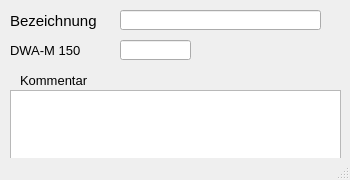
First picture: the form in qkan/forms/qkan_m150_knotenarten.ui, repository SonkeHoffmann/QKan-1, before the edit.
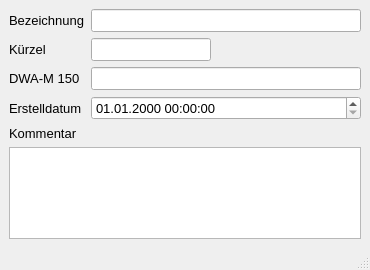
Second picture: the form after the edit. Custom widgets are drawn as their Qt base class.

```diff
--- a/qkan/forms/qkan_m150_knotenarten.ui
+++ b/qkan/forms/qkan_m150_knotenarten.ui
@@ -6,20 +6,26 @@
    <rect>
     <x>0</x>
     <y>0</y>
-    <width>350</width>
-    <height>180</height>
+    <width>370</width>
+    <height>270</height>
    </rect>
   </property>
+  <property name="sizePolicy">
+   <sizepolicy hsizetype="Expanding" vsizetype="Preferred">
+    <horstretch>0</horstretch>
+    <verstretch>0</verstretch>
+   </sizepolicy>
+  </property>
   <property name="minimumSize">
    <size>
-    <width>350</width>
-    <height>180</height>
+    <width>0</width>
+    <height>0</height>
    </size>
   </property>
   <property name="maximumSize">
    <size>
-    <width>500</width>
-    <height>600</height>
+    <width>1000</width>
+    <height>500</height>
    </size>
   </property>
   <property name="font">
@@ -35,141 +41,257 @@
    <enum>Qt::LeftToRight</enum>
   </property>
   <widget class="QWidget" name="centralwidget">
-   <widget class="QLabel" name="label_2">
-    <property name="geometry">
-     <rect>
-      <x>10</x>
-      <y>10</y>
-      <width>121</width>
-      <height>21</height>
-     </rect>
+   <property name="sizePolicy">
+    <sizepolicy hsizetype="Expanding" vsizetype="Preferred">
+     <horstretch>0</horstretch>
+     <verstretch>0</verstretch>
+    </sizepolicy>
+   </property>
+   <layout class="QHBoxLayout" name="horizontalLayout">
+    <property name="spacing">
+     <number>0</number>
     </property>
-    <property name="font">
-     <font>
-      <family>Tahoma</family>
-      <pointsize>11</pointsize>
-     </font>
+    <property name="leftMargin">
+     <number>0</number>
     </property>
-    <property name="text">
-     <string>Bezeichnung</string>
+    <property name="topMargin">
+     <number>0</number>
     </property>
-    <property name="alignment">
-     <set>Qt::AlignLeading|Qt::AlignLeft|Qt::AlignVCenter</set>
+    <property name="rightMargin">
+     <number>0</number>
     </property>
-   </widget>
-   <widget class="QLineEdit" name="bezeichnung">
-    <property name="geometry">
-     <rect>
-      <x>120</x>
-      <y>10</y>
-      <width>201</width>
-      <height>20</height>
-     </rect>
+    <property name="bottomMargin">
+     <number>0</number>
     </property>
-    <property name="toolTip">
-     <string>&lt;html&gt;&lt;head/&gt;&lt;body&gt;&lt;p&gt;Eindeutige Bezeichnung&lt;/p&gt;&lt;/body&gt;&lt;/html&gt;</string>
-    </property>
-    <property name="statusTip">
-     <string>Eindeutige Bezeichnung</string>
-    </property>
-    <property name="text">
-     <string/>
-    </property>
-   </widget>
-   <widget class="QLabel" name="label_4">
-    <property name="geometry">
-     <rect>
-      <x>20</x>
-      <y>70</y>
-      <width>100</width>
-      <height>21</height>
-     </rect>
-    </property>
-    <property name="text">
-     <string>Kommentar</string>
-    </property>
-    <property name="alignment">
-     <set>Qt::AlignLeading|Qt::AlignLeft|Qt::AlignVCenter</set>
-    </property>
-   </widget>
-   <widget class="QTextEdit" name="bemerkung">
-    <property name="geometry">
-     <rect>
-      <x>10</x>
-      <y>90</y>
-      <width>331</width>
-      <height>71</height>
-     </rect>
-    </property>
-    <property name="toolTip">
-     <string>&lt;html&gt;&lt;head/&gt;&lt;body&gt;&lt;p&gt;Platz für eigene Kommentare.&lt;/p&gt;&lt;/body&gt;&lt;/html&gt;</string>
-    </property>
-    <property name="statusTip">
-     <string>Platz für eigene Kommentare.</string>
-    </property>
-   </widget>
-   <widget class="QLineEdit" name="m150">
-    <property name="enabled">
-     <bool>true</bool>
-    </property>
-    <property name="geometry">
-     <rect>
-      <x>120</x>
-      <y>40</y>
-      <width>71</width>
-      <height>20</height>
-     </rect>
-    </property>
-    <property name="font">
-     <font>
-      <family>Tahoma</family>
-      <pointsize>10</pointsize>
-     </font>
-    </property>
-    <property name="toolTip">
-     <string>&lt;html&gt;&lt;head/&gt;&lt;body&gt;&lt;p&gt;Nr. des Entwässerungssystems entspr. Kanal++&lt;/p&gt;&lt;/body&gt;&lt;/html&gt;</string>
-    </property>
-    <property name="statusTip">
-     <string>Nr. des Entwässerungssystems entspr. Kanal++</string>
-    </property>
-    <property name="layoutDirection">
-     <enum>Qt::RightToLeft</enum>
-    </property>
-    <property name="autoFillBackground">
-     <bool>false</bool>
-    </property>
-    <property name="text">
-     <string/>
-    </property>
-    <property name="frame">
-     <bool>true</bool>
-    </property>
-   </widget>
-   <widget class="QLabel" name="label_8">
-    <property name="geometry">
-     <rect>
-      <x>10</x>
-      <y>40</y>
-      <width>101</width>
-      <height>21</height>
-     </rect>
-    </property>
-    <property name="font">
-     <font>
-      <family>Tahoma</family>
-      <pointsize>10</pointsize>
-     </font>
-    </property>
-    <property name="text">
-     <string>&lt;html&gt;&lt;head/&gt;&lt;body&gt;&lt;p&gt;DWA-M 150&lt;/p&gt;&lt;/body&gt;&lt;/html&gt;</string>
-    </property>
-    <property name="alignment">
-     <set>Qt::AlignLeading|Qt::AlignLeft|Qt::AlignVCenter</set>
-    </property>
-   </widget>
+    <item>
+     <widget class="QScrollArea" name="scrollArea">
+      <property name="frameShape">
+       <enum>QFrame::NoFrame</enum>
+      </property>
+      <property name="frameShadow">
+       <enum>QFrame::Plain</enum>
+      </property>
+      <property name="lineWidth">
+       <number>0</number>
+      </property>
+      <property name="widgetResizable">
+       <bool>true</bool>
+      </property>
+      <widget class="QWidget" name="scrollAreaWidgetContents">
+       <property name="geometry">
+        <rect>
+         <x>0</x>
+         <y>0</y>
+         <width>370</width>
+         <height>249</height>
+        </rect>
+       </property>
+       <layout class="QFormLayout" name="formLayout">
+        <item row="0" column="0">
+         <widget class="QLabel" name="label_2">
+          <property name="font">
+           <font>
+            <family>Tahoma</family>
+            <pointsize>10</pointsize>
+           </font>
+          </property>
+          <property name="text">
+           <string>Bezeichnung</string>
+          </property>
+          <property name="alignment">
+           <set>Qt::AlignLeading|Qt::AlignLeft|Qt::AlignVCenter</set>
+          </property>
+         </widget>
+        </item>
+        <item row="0" column="1">
+         <widget class="QLineEdit" name="bezqkan">
+          <property name="toolTip">
+           <string>&lt;html&gt;&lt;head/&gt;&lt;body&gt;&lt;p&gt;Eindeutige Bezeichnung&lt;/p&gt;&lt;/body&gt;&lt;/html&gt;</string>
+          </property>
+          <property name="statusTip">
+           <string>Eindeutige Bezeichnung</string>
+          </property>
+          <property name="text">
+           <string/>
+          </property>
+         </widget>
+        </item>
+        <item row="1" column="0">
+         <widget class="QLabel" name="label_8">
+          <property name="font">
+           <font>
+            <family>Tahoma</family>
+            <pointsize>10</pointsize>
+           </font>
+          </property>
+          <property name="text">
+           <string>&lt;html&gt;&lt;head/&gt;&lt;body&gt;&lt;p&gt;Kürzel&lt;/p&gt;&lt;/body&gt;&lt;/html&gt;</string>
+          </property>
+          <property name="alignment">
+           <set>Qt::AlignLeading|Qt::AlignLeft|Qt::AlignVCenter</set>
+          </property>
+         </widget>
+        </item>
+        <item row="1" column="1">
+         <widget class="QLineEdit" name="kuerzel">
+          <property name="enabled">
+           <bool>true</bool>
+          </property>
+          <property name="sizePolicy">
+           <sizepolicy hsizetype="Preferred" vsizetype="Fixed">
+            <horstretch>0</horstretch>
+            <verstretch>0</verstretch>
+           </sizepolicy>
+          </property>
+          <property name="minimumSize">
+           <size>
+            <width>120</width>
+            <height>0</height>
+           </size>
+          </property>
+          <property name="maximumSize">
+           <size>
+            <width>100</width>
+            <height>16777215</height>
+           </size>
+          </property>
+          <property name="font">
+           <font>
+            <family>Tahoma</family>
+            <pointsize>10</pointsize>
+           </font>
+          </property>
+          <property name="toolTip">
+           <string>&lt;html&gt;&lt;head/&gt;&lt;body&gt;&lt;p&gt;Nr. des Entwässerungssystems entspr. Kanal++&lt;/p&gt;&lt;/body&gt;&lt;/html&gt;</string>
+          </property>
+          <property name="statusTip">
+           <string>Nr. des Entwässerungssystems entspr. Kanal++</string>
+          </property>
+          <property name="layoutDirection">
+           <enum>Qt::RightToLeft</enum>
+          </property>
+          <property name="autoFillBackground">
+           <bool>false</bool>
+          </property>
+          <property name="text">
+           <string/>
+          </property>
+          <property name="frame">
+           <bool>true</bool>
+          </property>
+         </widget>
+        </item>
+        <item row="2" column="0">
+         <widget class="QLabel" name="label_9">
+          <property name="font">
+           <font>
+            <family>Tahoma</family>
+            <pointsize>10</pointsize>
+           </font>
+          </property>
+          <property name="text">
+           <string>&lt;html&gt;&lt;head/&gt;&lt;body&gt;&lt;p&gt;DWA-M 150&lt;/p&gt;&lt;/body&gt;&lt;/html&gt;</string>
+          </property>
+          <property name="alignment">
+           <set>Qt::AlignLeading|Qt::AlignLeft|Qt::AlignVCenter</set>
+          </property>
+         </widget>
+        </item>
+        <item row="2" column="1">
+         <widget class="QLineEdit" name="bezext">
+          <property name="enabled">
+           <bool>true</bool>
+          </property>
+          <property name="font">
+           <font>
+            <family>Tahoma</family>
+            <pointsize>10</pointsize>
+           </font>
+          </property>
+          <property name="toolTip">
+           <string>&lt;html&gt;&lt;head/&gt;&lt;body&gt;&lt;p&gt;Nr. des Entwässerungssystems entspr. Kanal++&lt;/p&gt;&lt;/body&gt;&lt;/html&gt;</string>
+          </property>
+          <property name="statusTip">
+           <string>Nr. des Entwässerungssystems entspr. Kanal++</string>
+          </property>
+          <property name="layoutDirection">
+           <enum>Qt::RightToLeft</enum>
+          </property>
+          <property name="autoFillBackground">
+           <bool>false</bool>
+          </property>
+          <property name="text">
+           <string/>
+          </property>
+          <property name="frame">
+           <bool>true</bool>
+          </property>
+         </widget>
+        </item>
+        <item row="3" column="0">
+         <widget class="QLabel" name="label_71">
+          <property name="font">
+           <font>
+            <family>Tahoma</family>
+            <pointsize>10</pointsize>
+           </font>
+          </property>
+          <property name="text">
+           <string>Erstelldatum</string>
+          </property>
+         </widget>
+        </item>
+        <item row="3" column="1">
+         <widget class="QgsDateTimeEdit" name="createdat">
+          <property name="font">
+           <font>
+            <family>Tahoma</family>
+            <pointsize>10</pointsize>
+           </font>
+          </property>
+          <property name="currentSection">
+           <enum>QDateTimeEdit::DaySection</enum>
+          </property>
+          <property name="displayFormat">
+           <string>dd.MM.yyyy HH:mm:ss</string>
+          </property>
+         </widget>
+        </item>
+        <item row="4" column="0">
+         <widget class="QLabel" name="label_4">
+          <property name="text">
+           <string>Kommentar</string>
+          </property>
+          <property name="alignment">
+           <set>Qt::AlignLeading|Qt::AlignLeft|Qt::AlignVCenter</set>
+          </property>
+         </widget>
+        </item>
+        <item row="5" column="0" colspan="2">
+         <widget class="QTextEdit" name="bemerkung">
+          <property name="toolTip">
+           <string>&lt;html&gt;&lt;head/&gt;&lt;body&gt;&lt;p&gt;Platz für eigene Kommentare.&lt;/p&gt;&lt;/body&gt;&lt;/html&gt;</string>
+          </property>
+          <property name="statusTip">
+           <string>Platz für eigene Kommentare.</string>
+          </property>
+         </widget>
+        </item>
+       </layout>
+      </widget>
+     </widget>
+    </item>
+   </layout>
   </widget>
   <widget class="QStatusBar" name="statusbar"/>
  </widget>
+ <customwidgets>
+  <customwidget>
+   <class>QgsDateTimeEdit</class>
+   <extends>QDateTimeEdit</extends>
+   <header>qgsdatetimeedit.h</header>
+  </customwidget>
+ </customwidgets>
  <tabstops>
   <tabstop>bezeichnung</tabstop>
   <tabstop>bemerkung</tabstop>
```
Left out of the diff: 2 changed lines with no effect on the pictures.
